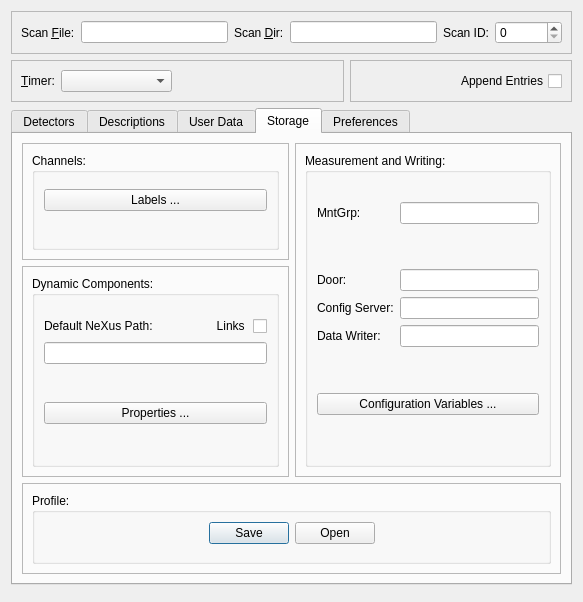
Above: nxselector/ui/selector.ui from nexdatas/nxselector before the change. Below: the same form after it.
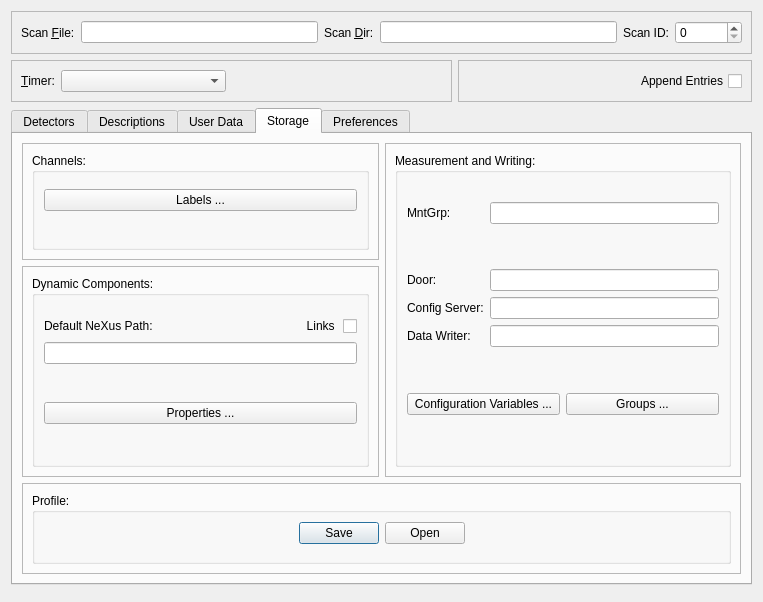
That is the form after the change. The open tabs and pages were chosen to show the change.

Diff of the .ui file:
```diff
--- a/nxselector/ui/selector.ui
+++ b/nxselector/ui/selector.ui
@@ -6,7 +6,7 @@
    <rect>
     <x>0</x>
     <y>0</y>
-    <width>583</width>
+    <width>763</width>
     <height>602</height>
    </rect>
   </property>
@@ -429,7 +429,25 @@
                    <string>Measurement and Writing:</string>
                   </property>
                   <layout class="QGridLayout" name="gridLayout_5">
-                   <item row="1" column="0">
+                   <item row="0" column="0">
+                    <layout class="QVBoxLayout" name="verticalLayout_7">
+                     <item>
+                      <spacer name="verticalSpacer_11">
+                       <property name="orientation">
+                        <enum>Qt::Vertical</enum>
+                       </property>
+                       <property name="sizeType">
+                        <enum>QSizePolicy::Maximum</enum>
+                       </property>
+                       <property name="sizeHint" stdset="0">
+                        <size>
+                         <width>20</width>
+                         <height>20</height>
+                        </size>
+                       </property>
+                      </spacer>
+                     </item>
+                     <item>
                     <layout class="QGridLayout" name="gridLayout_2">
                      <item row="4" column="0">
                       <widget class="QLabel" name="devConfigLabel">
@@ -501,8 +519,8 @@
                      </item>
                     </layout>
                    </item>
-                   <item row="0" column="0">
-                    <spacer name="verticalSpacer_11">
+                     <item>
+                      <spacer name="verticalSpacer_3">
                      <property name="orientation">
                       <enum>Qt::Vertical</enum>
                      </property>
@@ -512,35 +530,30 @@
                      <property name="sizeHint" stdset="0">
                       <size>
                        <width>20</width>
-                       <height>20</height>
+                         <height>40</height>
                       </size>
                      </property>
                     </spacer>
                    </item>
-                   <item row="3" column="0">
+                     <item>
+                      <layout class="QHBoxLayout" name="horizontalLayout_6">
+                       <item>
                     <widget class="QPushButton" name="devConfigPushButton">
                      <property name="text">
                       <string>Configuration Variables ...</string>
                      </property>
                     </widget>
                    </item>
-                   <item row="2" column="0">
-                    <spacer name="verticalSpacer_3">
-                     <property name="orientation">
-                      <enum>Qt::Vertical</enum>
-                     </property>
-                     <property name="sizeType">
-                      <enum>QSizePolicy::Maximum</enum>
-                     </property>
-                     <property name="sizeHint" stdset="0">
-                      <size>
-                       <width>20</width>
-                       <height>40</height>
-                      </size>
-                     </property>
-                    </spacer>
-                   </item>
-                   <item row="4" column="0">
+                       <item>
+                        <widget class="QPushButton" name="groupsPushButton">
+                         <property name="text">
+                          <string>Groups ...</string>
+                         </property>
+                        </widget>
+                       </item>
+                      </layout>
+                     </item>
+                     <item>
                     <spacer name="verticalSpacer_7">
                      <property name="orientation">
                       <enum>Qt::Vertical</enum>
@@ -555,6 +568,8 @@
                       </size>
                      </property>
                     </spacer>
+                     </item>
+                    </layout>
                    </item>
                   </layout>
                  </widget>
```
Lines whose indentation alone changed are shown as unchanged.
